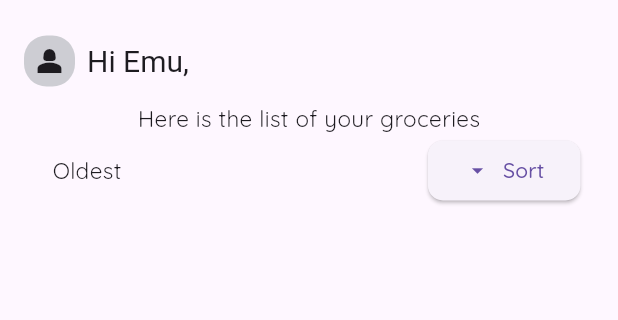
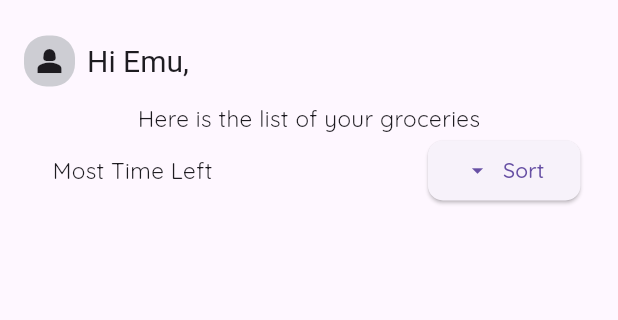
Before and after one commit to Quinxie51/ExpiRo-App, a Flutter app: the screen it shows after launch, after a tap on "Sort", on a phone screen of 412 x 824 dp, the part 65-385 px from its top. Run offline on Flutter 3.47's test engine with Material 3 defaults, Android fonts, the phone set to English and light mode, and no system bars; our stand-ins replace camera, csv, image_picker, line_awesome_flutter, permission_handler, shared_preferences.

Commit message:
made the sort option work

```diff
--- a/lib/add.dart
+++ b/lib/add.dart
@@ -74,9 +74,8 @@ class _MyAddScreenState extends State<MyAddScreen> {
     });
   }
 
-
-
   void _saveCardData(List<CardData> data) async {
+    data.sort((a, b) => a.expiryDate.compareTo(b.expiryDate));
     final prefs = await SharedPreferences.getInstance();
     final encodedData = jsonEncode(data.map((card) => card.toJson()).toList());
     await prefs.setString('card_data', encodedData);
--- a/lib/home.dart
+++ b/lib/home.dart
@@ -24,17 +24,22 @@ class MyHomeScreen extends StatefulWidget {
 }
 
 class _MyHomeScreenState extends State<MyHomeScreen> {
-  String sort = "Recent";
+  String sort = "Least Time Left";
   IconData arrowIcon = Icons.arrow_drop_down;
   // List<CardData> data = _loadCardData();
 
-  void changeSort() {
+  void changeSort(List<CardData> data) {
     setState(() {
-      sort = sort == "Recent" ? "Oldest" : "Recent";
+      sort = sort == "Least Time Left" ? "Most Time Left" : "Least Time Left";
       arrowIcon =
-          sort == "Recent" ? Icons.arrow_drop_up : Icons.arrow_drop_down;
+          sort == "Least Time Left" ? Icons.arrow_drop_up : Icons.arrow_drop_down;
+
+      //reverse data based
+      data = data.reversed.toList();
+      _saveCardData(data);
     });
   }
+
   void _saveCardData(List<CardData> data) async {
     final prefs = await SharedPreferences.getInstance();
     final encodedData = jsonEncode(data.map((card) => card.toJson()).toList());
@@ -111,7 +116,7 @@ class _MyHomeScreenState extends State<MyHomeScreen> {
                           shape: MaterialStatePropertyAll(
                               RoundedRectangleBorder(
                                   borderRadius: BorderRadius.circular(10)))),
-                      onPressed: changeSort,
+                      onPressed: () => changeSort(data),
                       child: Row(
                         // Use Row for horizontal arrangement
                         children: [
```
